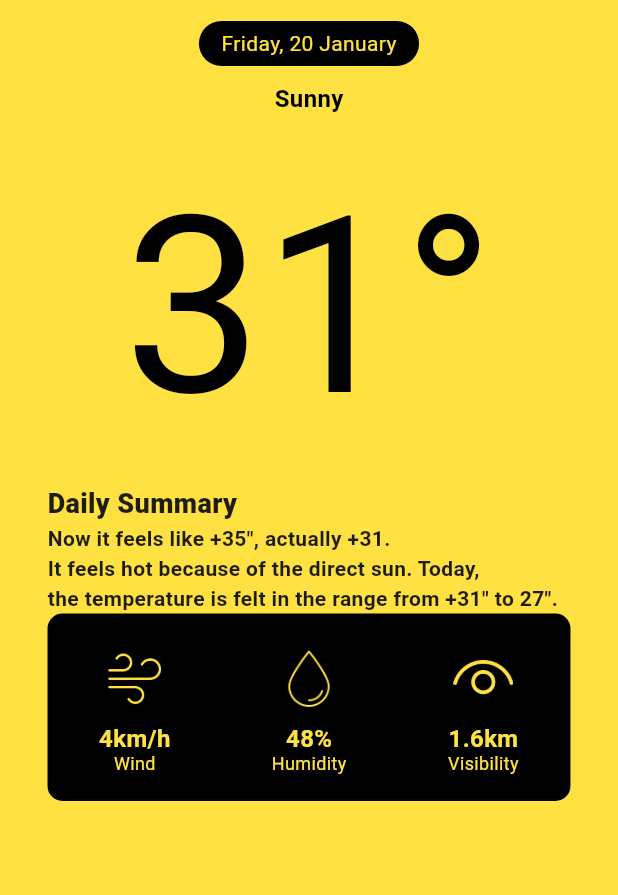
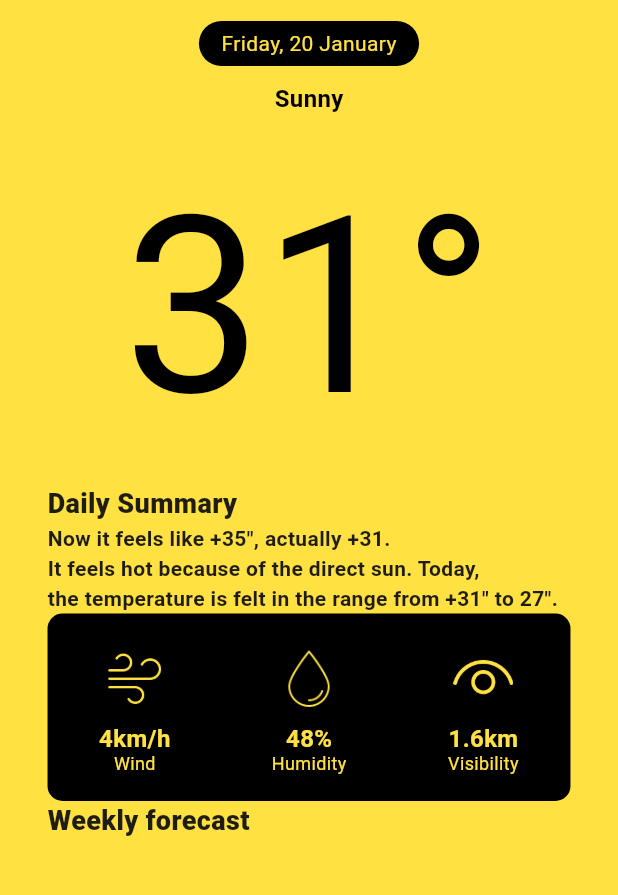
Before and after one commit to tortamque/Weathque, a Flutter app: the screen it shows after launch, on a phone screen of 412 x 824 dp, the part 63-958 px from its top. Run offline on Flutter 3.47's test engine with Material 2 defaults, Android fonts, the phone set to English and light mode, and no system bars.

Commit message:
Add Weekly forecast header

```diff
--- a/lib/features/app/presentation/widgets/core/menu.dart
+++ b/lib/features/app/presentation/widgets/core/menu.dart
@@ -20,9 +20,10 @@ class Menu extends StatelessWidget {
           const Date(date: "Friday, 20 January"),
           const Condition(condition: "Sunny"),
           const Temperature(temperature: "31"),
-          const Header(text: "Daily Summary",),
+          const Header(text: "Daily Summary"),
           const SummaryText(text: "Now it feels like +35\", actually +31.\nIt feels hot because of the direct sun. Today,\nthe temperature is felt in the range from +31\" to 27\"."),
-          WeatherCard()
+          const WeatherCard(),
+          const Header(text: "Weekly forecast"),
         ],
       ),
     );
```
